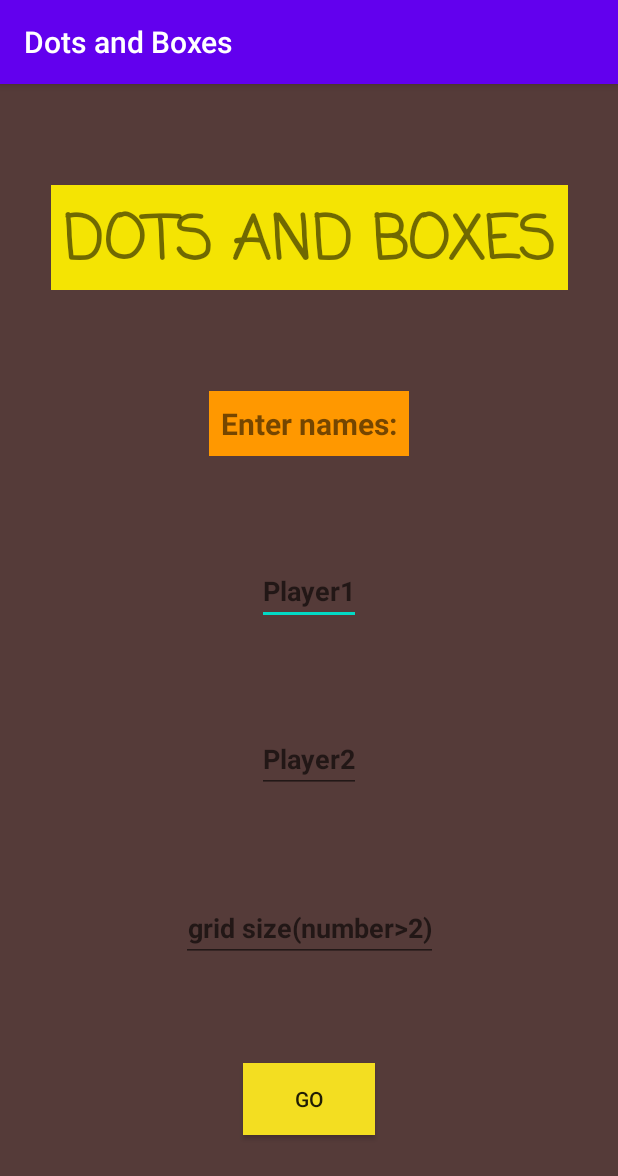
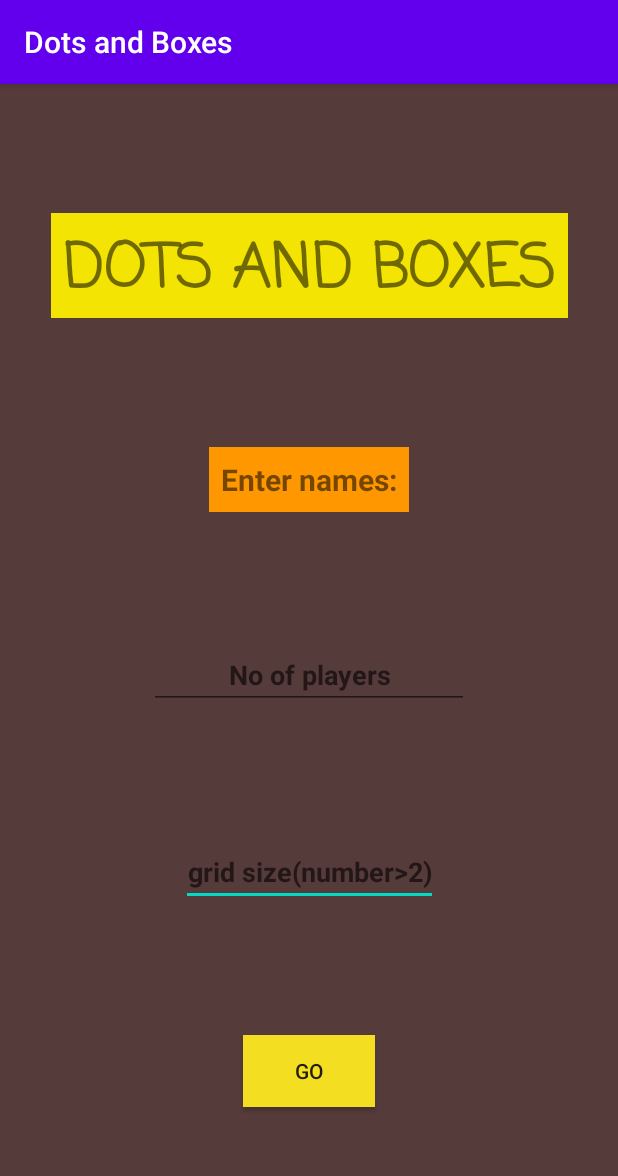
Before and after one commit to Gokul-31/Dots-and-Boxes, an Android app: the screen it shows after launch (Main2Activity), on a phone screen of 412 x 824 dp. Shown: the top 1176 px of the screen. Run offline under Robolectric (Android 15) with nearby library versions, the phone set to English and light mode, and no system bars.

```diff
--- a/app/src/main/AndroidManifest.xml
+++ b/app/src/main/AndroidManifest.xml
@@ -9,7 +9,8 @@
         android:roundIcon="@mipmap/ic_launcher_round"
         android:supportsRtl="true"
         android:theme="@style/AppTheme">
-        <activity android:name=".Main2Activity"></activity>
+        <activity android:name=".result"></activity>
+        <activity android:name=".Main2Activity" />
         <activity android:name=".GridActivity" />
         <activity android:name=".MainActivity">
             <intent-filter>
--- a/app/src/main/java/com/example/android/dotsandboxes/Main2Activity.java
+++ b/app/src/main/java/com/example/android/dotsandboxes/Main2Activity.java
@@ -16,9 +16,11 @@ public class Main2Activity extends AppCompatActivity {
     private EditText name2;
     private EditText gridSize;
     private Button goNext;
+    private EditText playerET;
     private String p1Name;
     private String p2Name;
     private int Size=5;
+    private int num=0;
 
     @Override
     protected void onCreate(Bundle savedInstanceState) {
@@ -26,28 +28,28 @@ public class Main2Activity extends AppCompatActivity {
         setContentView(R.layout.activity_main2);
 
         //getting Views:
-        name1=findViewById(R.id.player1_name);
-        name2=findViewById(R.id.player2_name);
         gridSize=findViewById(R.id.grid_num);
         goNext=findViewById(R.id.Next);
+        playerET=findViewById(R.id.players);
 
         goNext.setOnClickListener(new View.OnClickListener() {
             @Override
             public void onClick(View v) {
                 //using the Views:
-                p1Name=name1.getText().toString();
-                p2Name=name2.getText().toString();
                 Size=Integer.parseInt(gridSize.getText().toString());
+                num=Integer.parseInt(playerET.getText().toString());
 
                 //border case check
                 if(Size<3||Size>15){
-                    Toast.makeText(getApplicationContext(),"Enter number between 3 and 15",Toast.LENGTH_SHORT).show();
+                    Toast.makeText(getApplicationContext(),"Enter size between 3 and 15",Toast.LENGTH_SHORT).show();
+                }
+                else if(num<2||num>6){
+                    Toast.makeText(getApplicationContext(),"Enter players between 2 and 6",Toast.LENGTH_SHORT).show();
                 }
                 else {
                     //pass through intent
-                    Intent gridActivity = new Intent(getApplicationContext(), GridActivity.class);
-                    gridActivity.putExtra("p1", p1Name);
-                    gridActivity.putExtra("p2", p2Name);
+                    Intent gridActivity = new Intent(Main2Activity.this, GridActivity.class);
+                    gridActivity.putExtra("Num",num);
                     gridActivity.putExtra("Size", Size);
                     startActivity(gridActivity);
                 }
--- a/app/src/main/res/layout/activity_main2.xml
+++ b/app/src/main/res/layout/activity_main2.xml
@@ -32,42 +32,11 @@
         android:text="@string/enter_names"
         android:textSize="20sp"
         android:textStyle="bold"
-        app:layout_constraintBottom_toTopOf="@+id/player1_name"
+        app:layout_constraintBottom_toTopOf="@+id/players"
         app:layout_constraintEnd_toEndOf="parent"
         app:layout_constraintHorizontal_bias="0.5"
         app:layout_constraintStart_toStartOf="parent"
         app:layout_constraintTop_toBottomOf="@+id/textView2" />
-
-    <EditText
-        android:id="@+id/player1_name"
-        android:layout_width="wrap_content"
-        android:layout_height="wrap_content"
-        android:autofillHints="@string/player1"
-        android:hint="@string/player1"
-        android:inputType="text"
-        android:textColor="#FFFFFF"
-        android:textStyle="bold"
-        app:layout_constraintBottom_toTopOf="@+id/player2_name"
-        app:layout_constraintEnd_toEndOf="parent"
-        app:layout_constraintHorizontal_bias="0.5"
-        app:layout_constraintStart_toStartOf="parent"
-        app:layout_constraintTop_toBottomOf="@+id/textView" />
-
-    <EditText
-        android:id="@+id/player2_name"
-        android:layout_width="wrap_content"
-        android:layout_height="wrap_content"
-        android:autofillHints="@string/player2"
-        android:hint="@string/player2"
-        android:inputType="text"
-        android:textAllCaps="true"
-        android:textColor="#FFFFFF"
-        android:textStyle="bold"
-        app:layout_constraintBottom_toTopOf="@+id/grid_num"
-        app:layout_constraintEnd_toEndOf="parent"
-        app:layout_constraintHorizontal_bias="0.5"
-        app:layout_constraintStart_toStartOf="parent"
-        app:layout_constraintTop_toBottomOf="@+id/player1_name" />
 
 
     <EditText
@@ -85,7 +54,25 @@
         app:layout_constraintEnd_toEndOf="parent"
         app:layout_constraintHorizontal_bias="0.5"
         app:layout_constraintStart_toStartOf="parent"
-        app:layout_constraintTop_toBottomOf="@+id/player2_name" />
+        app:layout_constraintTop_toBottomOf="@+id/players" />
+
+    <EditText
+        android:id="@+id/players"
+        android:layout_width="wrap_content"
+        android:layout_height="wrap_content"
+        android:ems="10"
+        android:autofillHints="5"
+        android:hint="@string/no_of_players"
+        android:inputType="number"
+        android:textAlignment="center"
+        android:textColor="#FFFFFF"
+        android:textStyle="bold"
+        app:layout_constraintBottom_toTopOf="@+id/grid_num"
+        app:layout_constraintEnd_toEndOf="parent"
+        app:layout_constraintHorizontal_bias="0.5"
+        app:layout_constraintStart_toStartOf="parent"
+        app:layout_constraintTop_toBottomOf="@+id/textView"
+        android:gravity="center_horizontal" />
 
     <Button
         android:id="@+id/Next"
--- a/app/src/main/res/values/strings.xml
+++ b/app/src/main/res/values/strings.xml
@@ -12,4 +12,7 @@
     <string name="win">Winner:</string>
     <string name="tie">Tie match</string>
     <string name="undo">Undo</string>
+    <string name="no_of_players">No of players</string>
+    <string name="update">update</string>
+    <string name="restart">Restart</string>
 </resources>
```
Also changed, not shown: app/src/main/java/com/example/android/dotsandboxes/GridActivity.java (+104 -82 lines), app/src/main/java/com/example/android/dotsandboxes/Inte.java (added, +21 -0 lines), app/src/main/res/layout/activity_grid.xml (+6 -5 lines), app/src/main/res/values/colors.xml (+7 -5 lines).
